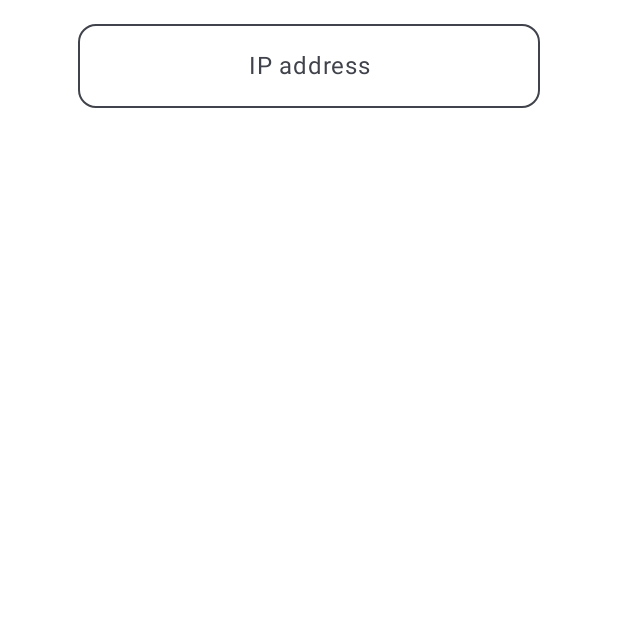
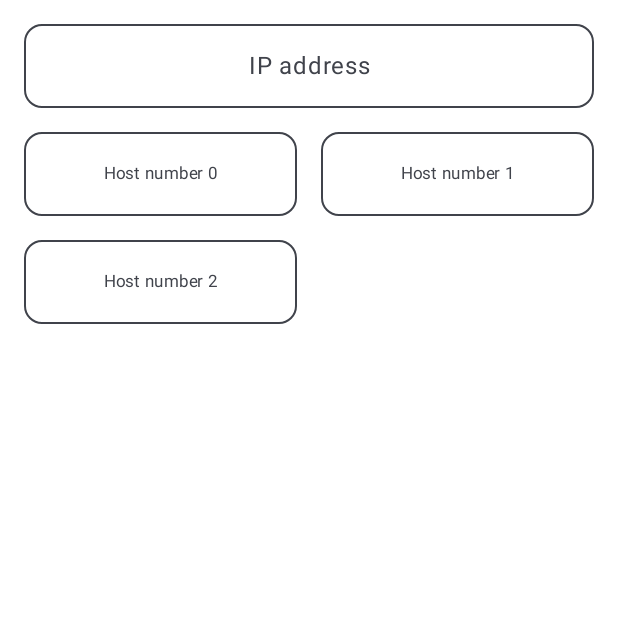
Before and after one commit to ayoubElhoucine/VlsmCalculator, an Android app built with Jetpack Compose: the screen it shows after launch (MainActivity), on a phone screen of 412 x 824 dp, the top half of it. Run offline under Robolectric (Android 15) with nearby library versions, the phone set to English and light mode, and no system bars.

Commit message:
working on vlsm screen ui 30%

```diff
--- a/VlsmCalculator/src/main/java/com/vlsm/vlsmcalculator/ui/vlsmCalculator/VlsmCalculatorScreen.kt
+++ b/VlsmCalculator/src/main/java/com/vlsm/vlsmcalculator/ui/vlsmCalculator/VlsmCalculatorScreen.kt
@@ -1,7 +1,11 @@
 package com.vlsm.vlsmcalculator.ui.vlsmCalculator
 
+import androidx.compose.foundation.layout.Arrangement
 import androidx.compose.foundation.layout.fillMaxWidth
 import androidx.compose.foundation.layout.padding
+import androidx.compose.foundation.lazy.grid.GridCells
+import androidx.compose.foundation.lazy.grid.LazyVerticalGrid
+import androidx.compose.foundation.lazy.grid.itemsIndexed
 import androidx.compose.foundation.shape.RoundedCornerShape
 import androidx.compose.foundation.text.KeyboardOptions
 import androidx.compose.material3.LocalTextStyle
@@ -10,6 +14,7 @@ import androidx.compose.material3.Text
 import androidx.compose.material3.TextFieldDefaults
 import androidx.compose.runtime.Composable
 import androidx.compose.runtime.MutableState
+import androidx.compose.runtime.snapshots.SnapshotStateList
 import androidx.compose.ui.Modifier
 import androidx.compose.ui.graphics.Color
 import androidx.compose.ui.text.input.ImeAction
@@ -26,6 +31,7 @@ internal fun VlsmCalculatorScreen(
 ) {
     ScreenLayout {
         IpAddressView(text = state.ipAddress)
+        HostNumbersView(data = state.hostNumbers) {}
     }
 }
 
@@ -35,8 +41,7 @@ private fun IpAddressView(
 ) {
     OutlinedTextField(
         modifier = Modifier
-            .fillMaxWidth()
-            .padding(horizontal = 36.dp),
+            .fillMaxWidth(),
         value = text.value,
         placeholder = {
             Text(
@@ -65,6 +70,49 @@ private fun IpAddressView(
     )
 }
 
+@Composable
+private fun HostNumbersView(
+    data: SnapshotStateList<Int?>,
+    onValueChanged: (String) -> Unit,
+) {
+    LazyVerticalGrid(
+        verticalArrangement = Arrangement.spacedBy(16.dp),
+        horizontalArrangement = Arrangement.spacedBy(16.dp),
+        columns = GridCells.Fixed(2),
+        ) {
+        itemsIndexed(data) { index, value ->
+            OutlinedTextField(
+                modifier = Modifier
+                    .fillMaxWidth(),
+                value = value?.toString() ?: "",
+                placeholder = {
+                    Text(
+                        modifier = Modifier.fillMaxWidth(),
+                        text = "Host number $index",
+                        textAlign = TextAlign.Center,
+                        fontSize = 11.sp,
+                        maxLines = 1,
+                    )
+                },
+                maxLines = 1,
+                singleLine = true,
+                onValueChange = onValueChanged,
+                keyboardOptions = KeyboardOptions(
+                    keyboardType = KeyboardType.Number,
+                    imeAction = ImeAction.Done,
+                    autoCorrect = false,
+                ),
+                shape = RoundedCornerShape(12.dp),
+                colors = TextFieldDefaults.colors(
+                    focusedContainerColor = Color.White,
+                    unfocusedContainerColor = Color.White,
+                ),
+                textStyle = LocalTextStyle.current.copy(textAlign = TextAlign.Center, fontSize = 12.sp),
+            )
+        }
+    }
+}
+
 @Preview(showBackground = true)
 @Composable
 fun Preview() {
--- a/VlsmCalculator/src/main/java/com/vlsm/vlsmcalculator/ui/vlsmCalculator/VlsmCalculatorState.kt
+++ b/VlsmCalculator/src/main/java/com/vlsm/vlsmcalculator/ui/vlsmCalculator/VlsmCalculatorState.kt
@@ -15,7 +15,7 @@ import com.vlsm.vlsmcalculator.common.Networking
 internal fun rememberVlsmCalculatorState (
     context: Context = LocalContext.current,
     ipAddress: MutableState<String> = mutableStateOf(""),
-    hostNumbers: SnapshotStateList<Int> = mutableStateListOf(),
+    hostNumbers: SnapshotStateList<Int?> = mutableStateListOf(null, null, null),
 ) = remember(ipAddress, hostNumbers) {
     VlsmCalculatorState(context, ipAddress, hostNumbers)
 }
@@ -24,12 +24,12 @@ internal fun rememberVlsmCalculatorState (
 internal class VlsmCalculatorState(
     val context: Context,
     val ipAddress: MutableState<String>,
-    val hostNumbers: SnapshotStateList<Int>,
+    val hostNumbers: SnapshotStateList<Int?>,
 ) {
 
     fun calculate() = Networking.getInstance().calculateVlsm(
         ipAddress.value,
-        HashMap(hostNumbers.associateBy({hostNumbers.indexOf(it).toString()}, {it}))
+        HashMap(hostNumbers.filterNotNull().associateBy({hostNumbers.indexOf(it).toString()}, {it}))
     )
 
 }
```
